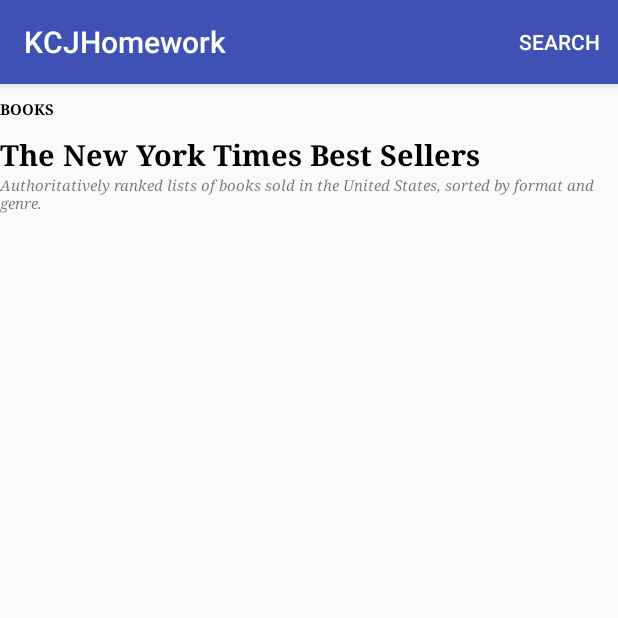
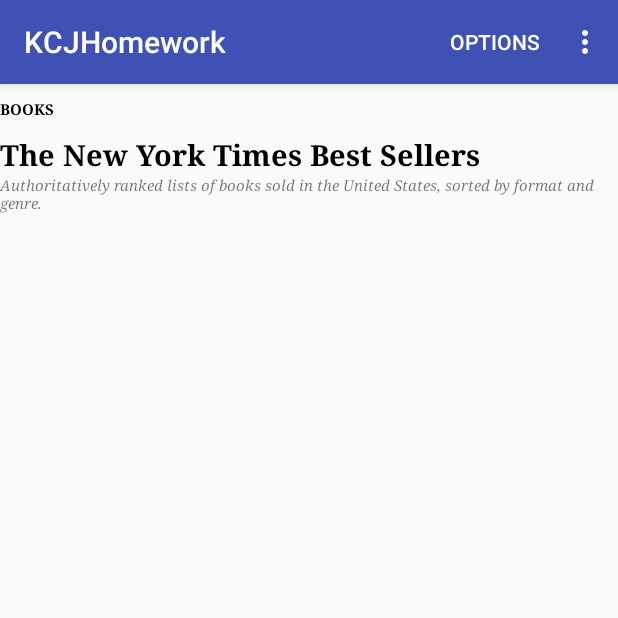
Before and after one commit to Campawa/KCJHomework, an Android app: the screen it shows after launch (MainActivity), on a phone screen of 412 x 824 dp, the top half of it. Run offline under Robolectric (Android 15) with nearby library versions, the phone set to English and light mode, and no system bars.

Commit message:
options menu added

```diff
--- a/app/src/main/res/menu/option_menu.xml
+++ b/app/src/main/res/menu/option_menu.xml
@@ -1,9 +1,18 @@
 <?xml version="1.0" encoding="utf-8"?>
-<menu xmlns:android="http://schemas.android.com/apk/res/android"
+<menu
+    xmlns:android="http://schemas.android.com/apk/res/android"
     xmlns:app="http://schemas.android.com/apk/res-auto">
     <item
-        android:title="search"
-        app:showAsAction="always"
-        />
-
+        android:id="@+id/options_item"
+        android:title="Options"
+        app:showAsAction="always"/>
+    <item
+        android:id="@+id/search_item"
+        android:title="search"/>
+    <item
+        android:id="@+id/help_item"
+        android:title="Help" />
+    <item
+        android:id="@+id/FAQ"
+        android:title="FAQ"/>
 </menu>
```
Also changed, not shown: app/src/main/java/com/example/chelsi/kcjhomework/MainActivity.java (+20 -0 lines).
